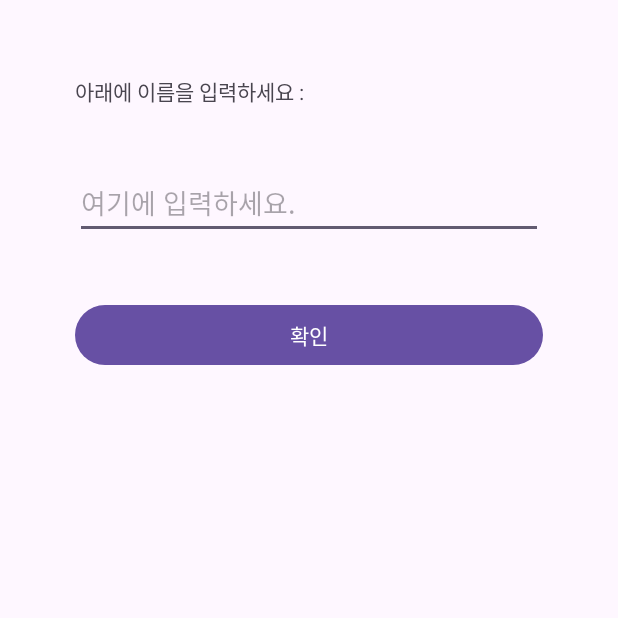
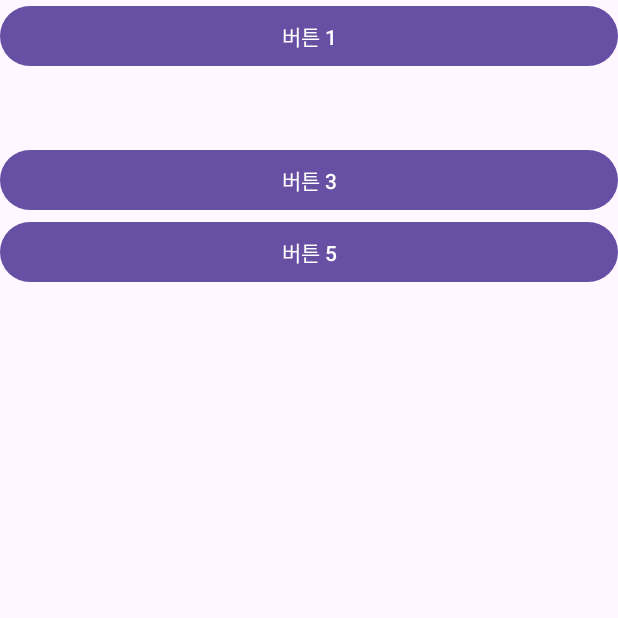
Before and after one commit to Barkyeongchan/Android_tutorial, an Android app: the screen it shows after launch (MainActivity), on a phone screen of 412 x 824 dp, the top half of it. Run offline under Robolectric (Android 15) with nearby library versions, the phone set to English and light mode, and no system bars.

Commit message:
visibility 속성 XML 생성

```diff
--- a/app/src/main/res/layout/activity_main.xml
+++ b/app/src/main/res/layout/activity_main.xml
@@ -3,23 +3,39 @@
     android:layout_width="match_parent"
     android:layout_height="match_parent"
     xmlns:app="http://schemas.android.com/apk/res-auto"
-    android:orientation="vertical"
-    android:padding="30dp">
+    android:orientation="vertical">
 
-    <TextView
+    <Button
+        android:layout_width="match_parent"
         android:layout_height="wrap_content"
-        android:layout_width="wrap_content"
-        android:layout_margin="20dp"
-        android:text="아래에 이름을 입력하세요 :" />
-    <EditText
+        android:text="버튼 1"
+        ></Button>
+
+    <Button
+        android:layout_width="match_parent"
         android:layout_height="wrap_content"
+        android:visibility="invisible"
+        android:text="버튼 2"
+        ></Button>
+
+    <Button
         android:layout_width="match_parent"
-        android:layout_margin="20dp"
-        android:hint="여기에 입력하세요." />
+        android:layout_height="wrap_content"
+        android:visibility="visible"
+        android:text="버튼 3"
+        ></Button>
+
     <Button
+        android:layout_width="match_parent"
         android:layout_height="wrap_content"
+        android:visibility="gone"
+        android:text="버튼 4"
+        ></Button>
+
+    <Button
         android:layout_width="match_parent"
-        android:layout_margin="20dp"
-        android:text="확인" />
+        android:layout_height="wrap_content"
+        android:text="버튼 5"
+        ></Button>
 
 </LinearLayout>
```
